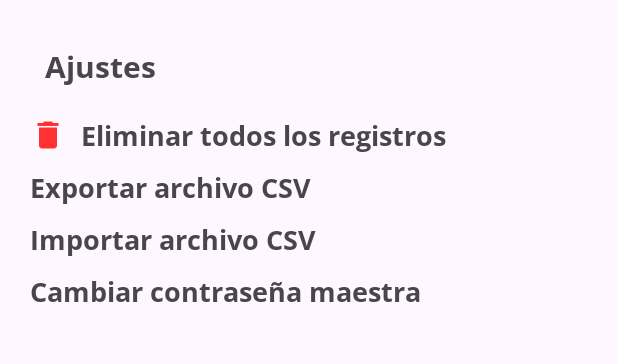
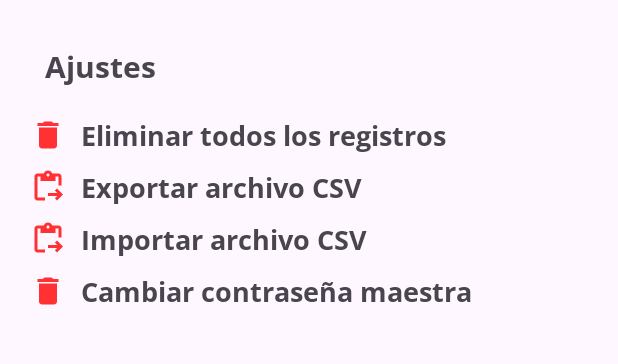
Before and after one commit to EstephanyZamora/Savepass, an Android app: the screen it shows after launch (MainActivity), in the side drawer, after a tap on "Ajustes", on a phone screen of 412 x 824 dp, the part 96-460 px from its top. Run offline under Robolectric (Android 15) with nearby library versions, the phone set to English and light mode, and no system bars.

Commit message:
Creando interfaz grafica en fragmento ajustes para importar y exportar

```diff
--- a/app/src/main/java/com/example/savepassapp/Fragmentos/F_Ajustes.java
+++ b/app/src/main/java/com/example/savepassapp/Fragmentos/F_Ajustes.java
@@ -20,7 +20,7 @@ import com.example.savepassapp.R;
 
 public class F_Ajustes extends Fragment {
 
-    TextView Eliminar_Todos_Registros;
+    TextView Eliminar_Todos_Registros, Exportar_Archivo, Importar_Archivo;
     Dialog dialog;
     BDHelper bdHelper;
 
@@ -31,12 +31,30 @@ public class F_Ajustes extends Fragment {
         View view = inflater.inflate(R.layout.fragment_f__ajustes, container, false);
 
         Eliminar_Todos_Registros = view.findViewById(R.id.Eliminar_Todos_Registros);
+        Exportar_Archivo = view.findViewById(R.id.Exportar_Archivo);
+        Importar_Archivo = view.findViewById(R.id.Importar_Archivo);
         dialog = new Dialog(getActivity());
         bdHelper = new BDHelper(getActivity());
         Eliminar_Todos_Registros.setOnClickListener(new View.OnClickListener() {
             @Override
             public void onClick(View view) {
                 Dialog_Eliminar_Registros();
+
+            }
+        });
+
+        Exportar_Archivo.setOnClickListener(new View.OnClickListener() {
+            @Override
+            public void onClick(View view) {
+                Toast.makeText(getActivity(), "Exportar archivo", Toast.LENGTH_SHORT).show();
+
+            }
+        });
+
+        Importar_Archivo.setOnClickListener(new View.OnClickListener() {
+            @Override
+            public void onClick(View view) {
+                Toast.makeText(getActivity(), "Importar archivo", Toast.LENGTH_SHORT).show();
 
             }
         });
--- /dev/null
+++ b/app/src/main/res/drawable-anydpi/icono_importar_exportar.xml
@@ -0,0 +1,14 @@
+<vector xmlns:android="http://schemas.android.com/apk/res/android"
+    android:width="24dp"
+    android:height="24dp"
+    android:viewportWidth="24"
+    android:viewportHeight="24"
+    android:tint="#FF0000"
+    android:alpha="0.8">
+  <path
+      android:fillColor="@android:color/white"
+      android:pathData="M5,5h2v3h10V5h2v6h2V5c0,-1.1 -0.9,-2 -2,-2h-4.18C14.4,1.84 13.3,1 12,1S9.6,1.84 9.18,3H5C3.9,3 3,3.9 3,5v14c0,1.1 0.9,2 2,2h5v-2H5V5zM12,3c0.55,0 1,0.45 1,1s-0.45,1 -1,1s-1,-0.45 -1,-1S11.45,3 12,3z"/>
+  <path
+      android:fillColor="@android:color/white"
+      android:pathData="M18.01,13l-1.42,1.41l1.58,1.58l-6.17,0l0,2l6.17,0l-1.58,1.59l1.42,1.41l3.99,-4z"/>
+</vector>
--- a/app/src/main/res/layout/fragment_f__ajustes.xml
+++ b/app/src/main/res/layout/fragment_f__ajustes.xml
@@ -46,6 +46,7 @@
             android:layout_marginStart="20dp"
             android:textSize="18sp"
             android:layout_marginTop="10dp"
+            app:drawableStartCompat="@drawable/icono_importar_exportar"
             android:drawablePadding="10dp"
             android:clickable="true"
             android:focusable="true"
@@ -60,7 +61,7 @@
             android:layout_marginStart="20dp"
             android:textSize="18sp"
             android:layout_marginTop="10dp"
-
+            app:drawableStartCompat="@drawable/icono_importar_exportar"
             android:drawablePadding="10dp"
             android:clickable="true"
             android:focusable="true"
@@ -75,7 +76,7 @@
             android:layout_marginStart="20dp"
             android:textSize="18sp"
             android:layout_marginTop="10dp"
-
+            app:drawableStartCompat="@drawable/icono_eliminar_registro"
             android:drawablePadding="10dp"
             android:clickable="true"
             android:focusable="true"
```
Also changed, not shown: app/src/main/res/drawable-hdpi/icono_importar_exportar.png (added), app/src/main/res/drawable-mdpi/icono_importar_exportar.png (added), app/src/main/res/drawable-xhdpi/icono_importar_exportar.png (added), app/src/main/res/drawable-xxhdpi/icono_importar_exportar.png (added).
